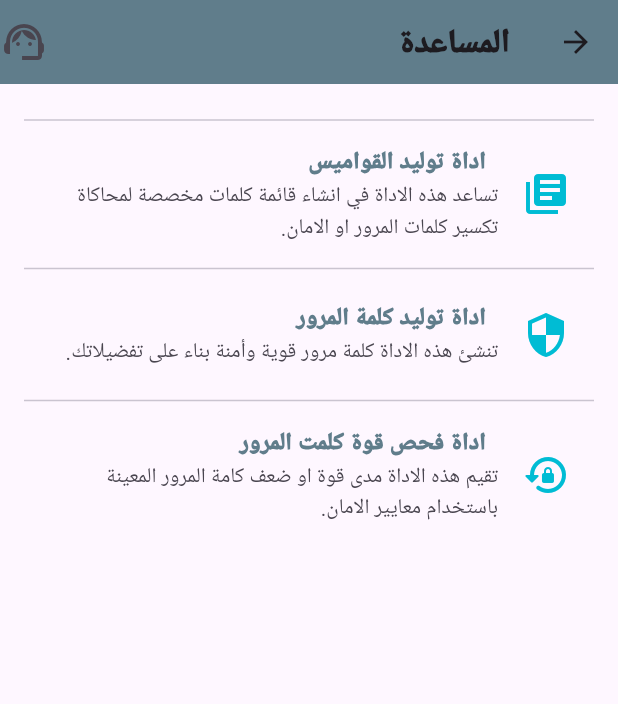
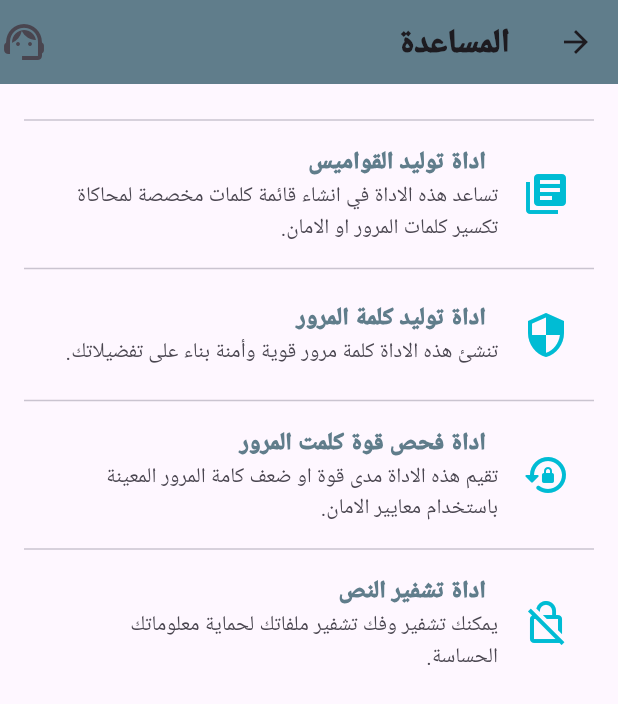
Before and after one commit to MalekAlzaeem/AppMyTools, a Flutter app: the HelpPage screen opened directly, on a phone screen of 412 x 824 dp. Shown: the top 704 px of the screen. Run offline on Flutter 3.47's test engine with Material 3 defaults, Android fonts, the phone set to English and light mode, and no system bars; our stand-ins replace image_picker; missing offline and left inert: exif.

Commit message:
adding fourth the ListTile

```diff
--- a/mytools/lib/Help.dart
+++ b/mytools/lib/Help.dart
@@ -80,6 +80,24 @@ class HelpPage extends StatelessWidget {
                 "تقيم هذه الاداة مدى قوة او ضعف كامة المرور المعينة باستخدام معايير الامان.",
               ),
             ),
+             Divider(),
+            ListTile(
+              leading: Icon(
+                Icons.no_encryption_gmailerrorred_outlined,
+                size: 32,
+                color: Colors.cyan,
+              ),
+              title: Text(
+                "  اداة تشفير النص",
+                style: TextStyle(
+                  fontWeight: FontWeight.w900,
+                  color: Colors.blueGrey,
+                ),
+              ),
+              subtitle: Text(
+                "يمكنك تشفير وفك تشفير ملفاتك لحماية معلوماتك الحساسة.",
+              ),
+            ),
         ],
         ),
     ),
```
